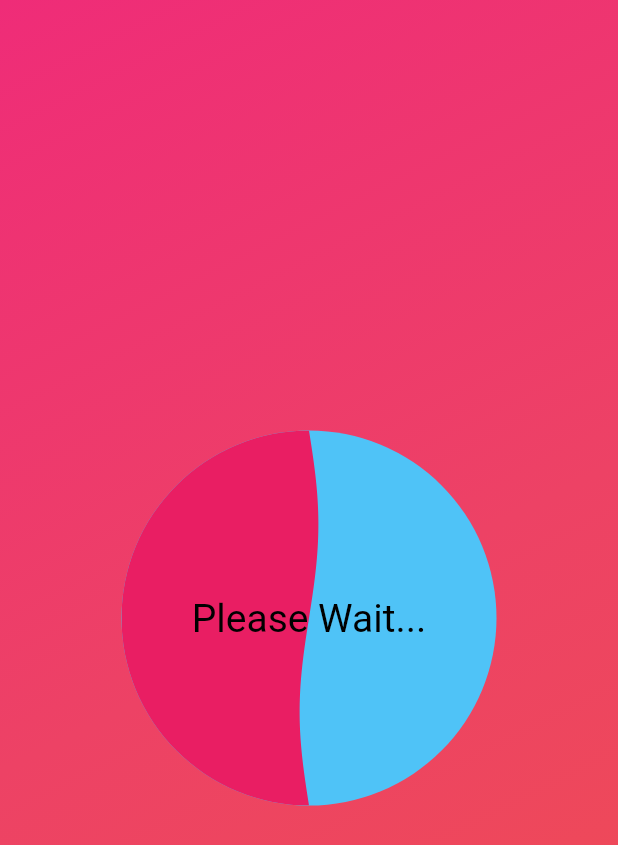
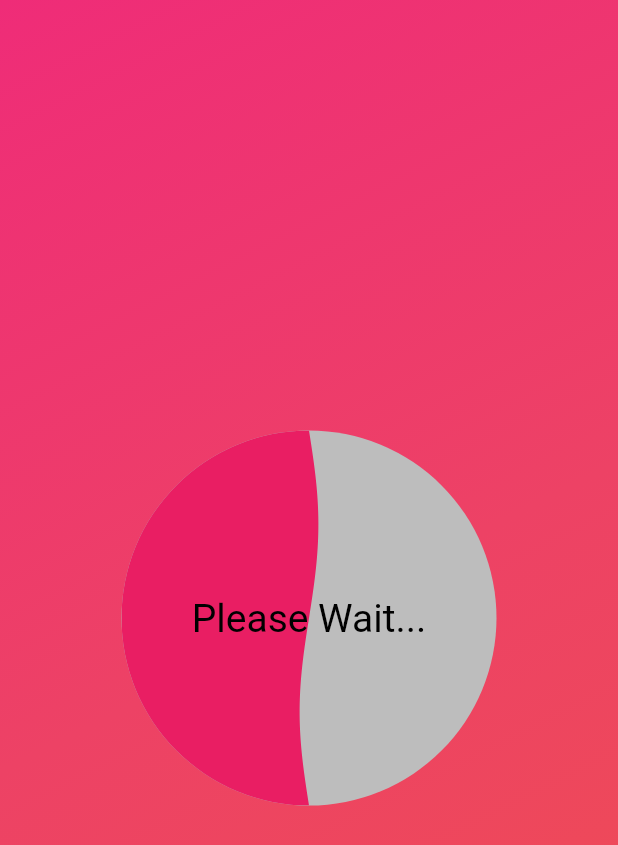
Before and after one commit to Sabir-Islam-Khan/Blood-Donor, a Flutter app: the Loading widget shown alone on an empty page, opened directly, on a phone screen of 412 x 824 dp. Shown: the top 845 px of the screen. Run offline on Flutter 3.47's test engine with Material 2 defaults, Android fonts, the phone set to English and light mode, and no system bars; our stand-ins replace cloud_firestore, firebase_auth, google_fonts, liquid_progress_indicator, rflutter_alert; accounts and stored records are empty; network calls fail.

```diff
--- a/lib/Screens/Loading.dart
+++ b/lib/Screens/Loading.dart
@@ -29,8 +29,8 @@ class Loading extends StatelessWidget {
             value: 0.5, // Defaults to 0.5.
             valueColor: AlwaysStoppedAnimation(
                 Colors.pink), // Defaults to the current Theme's accentColor.
-            backgroundColor: Colors.lightBlue[
-                300], // Defaults to the current Theme's backgroundColor.
+            backgroundColor: Colors
+                .grey[400], // Defaults to the current Theme's backgroundColor.
             direction: Axis
                 .horizontal, // The direction the liquid moves (Axis.vertical = bottom to top, Axis.horizontal = left to right). Defaults to Axis.vertical.
             center: Text(
--- a/pubspec.yaml
+++ b/pubspec.yaml
@@ -30,11 +30,10 @@ dependencies:
   cupertino_icons: ^0.1.3
   firebase_auth: ^0.14.0+5
   rflutter_alert:
-  google_sign_in: ^4.0.7
-  flutter_facebook_login: ^2.0.1
   image_picker: ^0.6.7+1
   cloud_firestore: ^0.13.6
-
+  google_fonts: ^1.1.0
+  liquid_progress_indicator: ^0.3.2
 dev_dependencies:
   flutter_test:
     sdk: flutter
```
Also changed, not shown: lib/Screens/CreateAccount.dart (+22 -1 lines), pubspec.lock.
